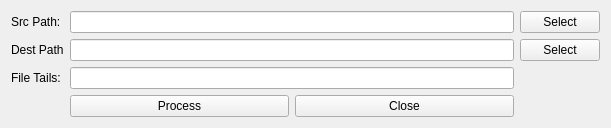
Above: CopyFilteredFiles/getcppsrcfiles.ui from ryanliang000/CopyFilteredFiles before the change. Below: the same form after it.
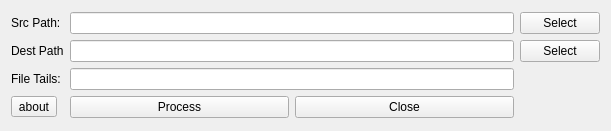
That is the form after the change.

What changed in the file:
```diff
--- a/CopyFilteredFiles/getcppsrcfiles.ui
+++ b/CopyFilteredFiles/getcppsrcfiles.ui
@@ -7,7 +7,7 @@
     <x>0</x>
     <y>0</y>
     <width>611</width>
-    <height>110</height>
+    <height>131</height>
    </rect>
   </property>
   <property name="windowTitle">
@@ -81,6 +81,13 @@
         <item row="3" column="1">
          <widget class="QLineEdit" name="editFileTails"/>
         </item>
+        <item row="4" column="0">
+         <widget class="QToolButton" name="btnAbout">
+          <property name="text">
+           <string>about</string>
+          </property>
+         </widget>
+        </item>
        </layout>
       </item>
      </layout>
```
